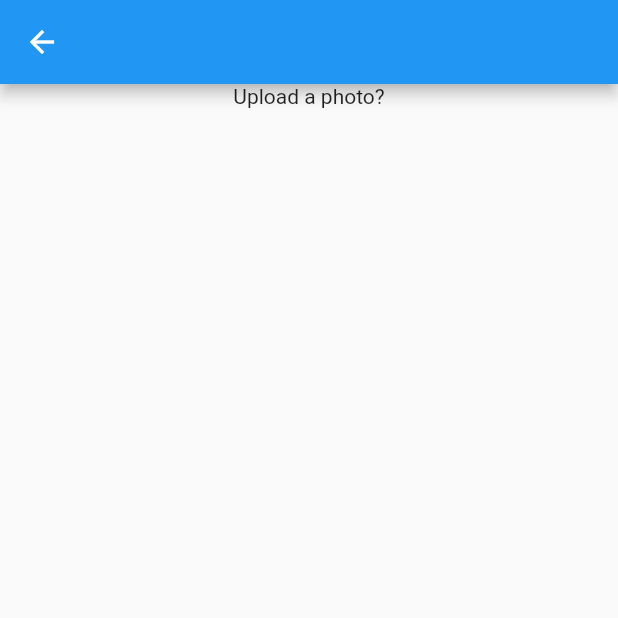
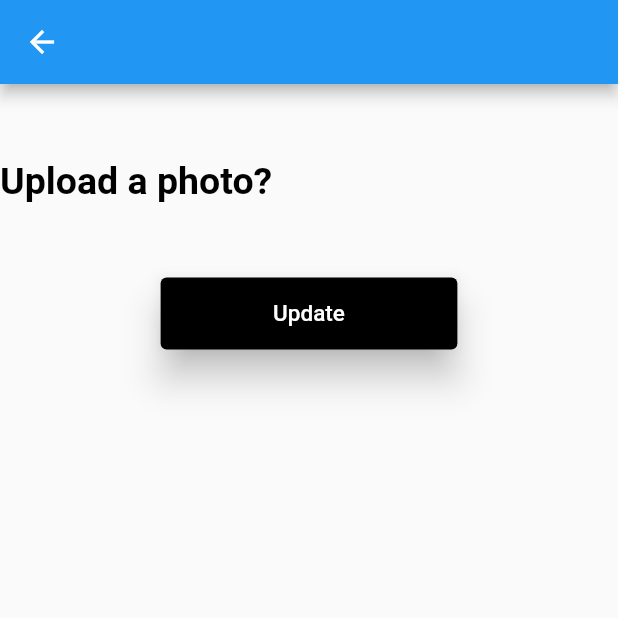
Before and after one commit to dchicchon/flutter-mobile-app, a Flutter app: the Photo screen opened directly, on a phone screen of 412 x 824 dp, the top half of it. Run offline on Flutter 3.47's test engine with Material 2 defaults, Android fonts, the phone set to English and light mode, and no system bars.

Commit message:
update styling on photo page, figuring out how to center

```diff
--- a/lib/Photo.dart
+++ b/lib/Photo.dart
@@ -6,20 +6,34 @@ class Photo extends StatefulWidget {
 }
 
 class _PhotoState extends State<Photo> {
+  void submitPhoto() {}
+
   @override
   Widget build(BuildContext context) {
     return Scaffold(
         appBar: AppBar(),
-        body: Column(
-          children: [
-            Text("Upload a photo?"),
-            Row(
-              children: [
-                // TextInputWidget(),
-                // TextInputWidget(),
-              ],
-            )
-          ],
+        body: Container(
+          margin: EdgeInsetsDirectional.only(top: 50),
+          child: Column(children: [
+            Row(children: [
+              Text("Upload a photo?",
+                  style: TextStyle(
+                      fontSize: 25,
+                      color: Colors.black,
+                      fontWeight: FontWeight.w700)),
+            ]),
+            Container(
+                margin: EdgeInsetsDirectional.only(top: 50),
+                child: ElevatedButton(
+                    onPressed: this.submitPhoto,
+                    child: Text("Update", style: TextStyle(fontSize: 15)),
+                    style: ElevatedButton.styleFrom(
+                        primary: Colors.black,
+                        onPrimary: Colors.white,
+                        elevation: 10,
+                        shadowColor: Colors.black,
+                        padding: EdgeInsets.fromLTRB(75, 15, 75, 15))))
+          ]),
         ));
   }
 }
```
Also changed, not shown: lib/About.dart (+30 -9 lines), lib/Email.dart (+29 -9 lines), lib/Name.dart (+6 -4 lines), lib/PhoneNumber.dart (+30 -9 lines), lib/TextInputWidget.dart (line endings or trailing spaces).
